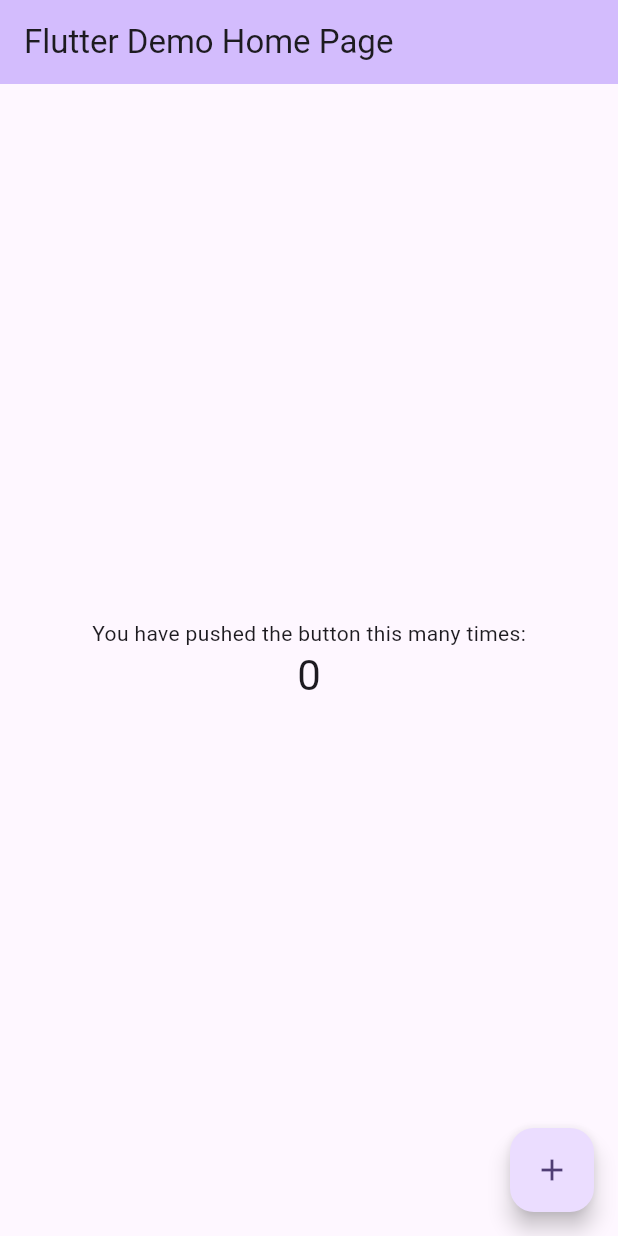
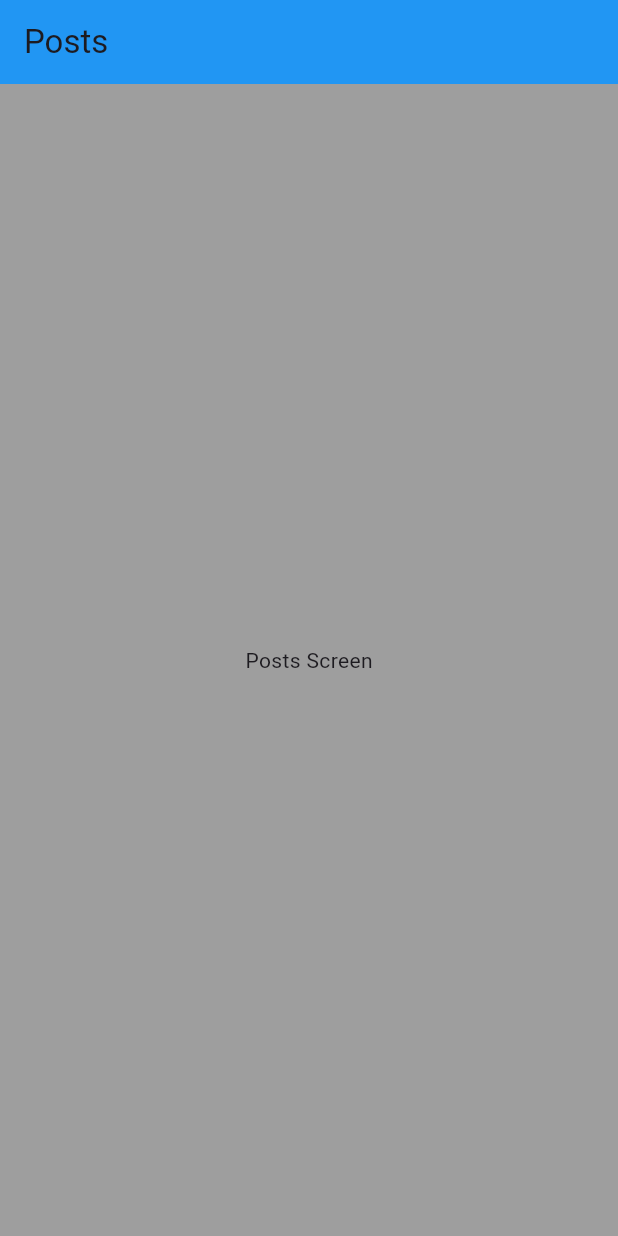
Before and after one commit to samiraseddar/TP-Flutter-5AL, a Flutter app: the screen it shows after launch, on a phone screen of 412 x 824 dp. Run offline on Flutter 3.47's test engine with Material 3 defaults, Android fonts, the light colour scheme and no system bars.

Commit message:
initial application

```diff
--- a/lib/main.dart
+++ b/lib/main.dart
@@ -1,125 +1,20 @@
 import 'package:flutter/material.dart';
+import 'package:tp_note_seddar/posts_screen/posts_screen.dart';
 
 void main() {
   runApp(const MyApp());
 }
-
 class MyApp extends StatelessWidget {
   const MyApp({super.key});
 
-  // This widget is the root of your application.
   @override
   Widget build(BuildContext context) {
     return MaterialApp(
-      title: 'Flutter Demo',
+      title: 'Posts App',
       theme: ThemeData(
-        // This is the theme of your application.
-        //
-        // TRY THIS: Try running your application with "flutter run". You'll see
-        // the application has a purple toolbar. Then, without quitting the app,
-        // try changing the seedColor in the colorScheme below to Colors.green
-        // and then invoke "hot reload" (save your changes or press the "hot
-        // reload" button in a Flutter-supported IDE, or press "r" if you used
-        // the command line to start the app).
-        //
-        // Notice that the counter didn't reset back to zero; the application
-        // state is not lost during the reload. To reset the state, use hot
-        // restart instead.
-        //
-        // This works for code too, not just values: Most code changes can be
-        // tested with just a hot reload.
-        colorScheme: ColorScheme.fromSeed(seedColor: Colors.deepPurple),
-        useMaterial3: true,
+        primarySwatch: Colors.blue,
       ),
-      home: const MyHomePage(title: 'Flutter Demo Home Page'),
+      home: const PostsScreen(),
     );
   }
 }
-
-class MyHomePage extends StatefulWidget {
-  const MyHomePage({super.key, required this.title});
-
-  // This widget is the home page of your application. It is stateful, meaning
-  // that it has a State object (defined below) that contains fields that affect
-  // how it looks.
-
-  // This class is the configuration for the state. It holds the values (in this
-  // case the title) provided by the parent (in this case the App widget) and
-  // used by the build method of the State. Fields in a Widget subclass are
-  // always marked "final".
-
-  final String title;
-
-  @override
-  State<MyHomePage> createState() => _MyHomePageState();
-}
-
-class _MyHomePageState extends State<MyHomePage> {
-  int _counter = 0;
-
-  void _incrementCounter() {
-    setState(() {
-      // This call to setState tells the Flutter framework that something has
-      // changed in this State, which causes it to rerun the build method below
-      // so that the display can reflect the updated values. If we changed
-      // _counter without calling setState(), then the build method would not be
-      // called again, and so nothing would appear to happen.
-      _counter++;
-    });
-  }
-
-  @override
-  Widget build(BuildContext context) {
-    // This method is rerun every time setState is called, for instance as done
-    // by the _incrementCounter method above.
-    //
-    // The Flutter framework has been optimized to make rerunning build methods
-    // fast, so that you can just rebuild anything that needs updating rather
-    // than having to individually change instances of widgets.
-    return Scaffold(
-      appBar: AppBar(
-        // TRY THIS: Try changing the color here to a specific color (to
-        // Colors.amber, perhaps?) and trigger a hot reload to see the AppBar
-        // change color while the other colors stay the same.
-        backgroundColor: Theme.of(context).colorScheme.inversePrimary,
-        // Here we take the value from the MyHomePage object that was created by
-        // the App.build method, and use it to set our appbar title.
-        title: Text(widget.title),
-      ),
-      body: Center(
-        // Center is a layout widget. It takes a single child and positions it
-        // in the middle of the parent.
-        child: Column(
-          // Column is also a layout widget. It takes a list of children and
-          // arranges them vertically. By default, it sizes itself to fit its
-          // children horizontally, and tries to be as tall as its parent.
-          //
-          // Column has various properties to control how it sizes itself and
-          // how it positions its children. Here we use mainAxisAlignment to
-          // center the children vertically; the main axis here is the vertical
-          // axis because Columns are vertical (the cross axis would be
-          // horizontal).
-          //
-          // TRY THIS: Invoke "debug painting" (choose the "Toggle Debug Paint"
-          // action in the IDE, or press "p" in the console), to see the
-          // wireframe for each widget.
-          mainAxisAlignment: MainAxisAlignment.center,
-          children: <Widget>[
-            const Text(
-              'You have pushed the button this many times:',
-            ),
-            Text(
-              '$_counter',
-              style: Theme.of(context).textTheme.headlineMedium,
-            ),
-          ],
-        ),
-      ),
-      floatingActionButton: FloatingActionButton(
-        onPressed: _incrementCounter,
-        tooltip: 'Increment',
-        child: const Icon(Icons.add),
-      ), // This trailing comma makes auto-formatting nicer for build methods.
-    );
-  }
-}
--- /dev/null
+++ b/lib/posts_screen/posts_screen.dart
@@ -0,0 +1,20 @@
+import 'package:flutter/material.dart';
+
+class PostsScreen extends StatelessWidget {
+  const PostsScreen({super.key});
+
+  @override
+  Widget build(BuildContext context) {
+    return Scaffold(
+      backgroundColor: Colors.grey,
+      appBar: AppBar(
+        backgroundColor: Colors.blue,
+        title: const Text('Posts'),
+      ),
+      body:
+      const Center(
+        child: Text('Posts Screen'),
+      ),
+    );
+  }
+}
--- /dev/null
+++ b/lib/shared/models/post.dart
@@ -0,0 +1,11 @@
+class Post {
+  final String id;
+  final String title;
+  final String description;
+
+  const Post({
+    required this.id,
+    required this.title,
+    required this.description,
+  });
+}
```
